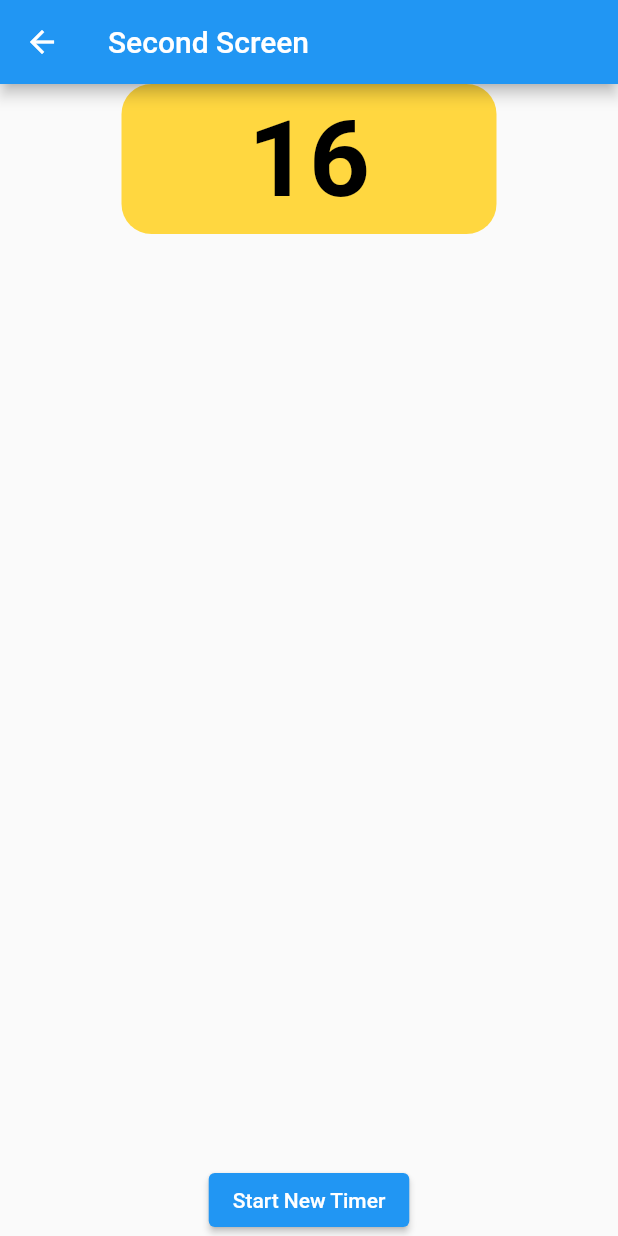
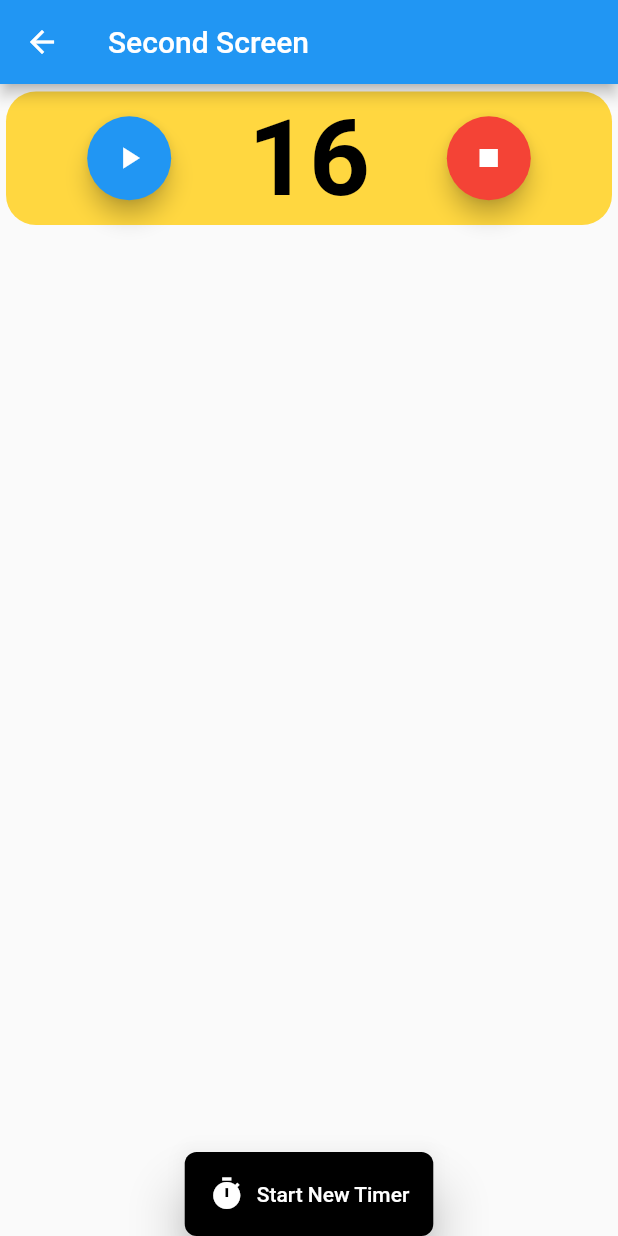
Before and after one commit to ernestocarocca/count_down, a Flutter app: the screen it shows after launch, after a tap on "Go to Second Screen", on a phone screen of 412 x 824 dp. Run offline on Flutter 3.47's test engine with Material 2 defaults, Android fonts, the phone set to English and light mode, and no system bars; our stand-ins replace flutter_animate, flutter_countdown_timer.

Commit message:
added timer on and stop button

```diff
--- a/lib/screen/first_screen.dart
+++ b/lib/screen/first_screen.dart
@@ -1,5 +1,3 @@
-import 'dart:async';
-
 import 'package:flutter/material.dart';
 import 'package:flutter_animate/flutter_animate.dart';
 import 'second_screen.dart'; // Importera andra skärmen
--- a/lib/screen/second_screen.dart
+++ b/lib/screen/second_screen.dart
@@ -2,16 +2,17 @@ import 'dart:async';
 
 import 'dart:math';
 
-import 'package:count_down/count_downtimer.dart';
 import 'package:flutter/material.dart';
 
 class SecondScreen extends StatefulWidget {
+  const SecondScreen({super.key});
+
   @override
   _SecondScreenState createState() => _SecondScreenState();
 }
 
 class _SecondScreenState extends State<SecondScreen> {
-  Duration countdownDuration = Duration();
+  Duration countdownDuration = const Duration();
 
   List<Duration> durations = [];
   Timer? timer;
@@ -30,7 +31,7 @@ class _SecondScreenState extends State<SecondScreen> {
 
   void random() {
     // Random random = Random();
-    int randomNumber = random1(5, 21); //random.nextInt(16) + 5;
+    int randomNumber = random1(5, 21);
     countdownDuration = Duration(seconds: randomNumber);
   }
 
@@ -55,11 +56,11 @@ class _SecondScreenState extends State<SecondScreen> {
     timer = Timer.periodic(Duration(seconds: 1), (_) => addTime());
   }
 
-  /*@override
+  @override
   void dispose() {
     timer?.cancel();
     super.dispose();
-  }*/
+  }
 
   @override
   Widget build(BuildContext context) => Scaffold(
@@ -69,18 +70,39 @@ class _SecondScreenState extends State<SecondScreen> {
         body: Center(
           child: Column(
             mainAxisAlignment: MainAxisAlignment.center,
+            // crossAxisAlignment: CrossAxisAlignment.stretch,
             children: [
               Expanded(
                 child: BuildTime(),
               ),
-              ElevatedButton(
+              ElevatedButton.icon(
                 onPressed: () {
                   setState(() {
                     random();
-                    durations.add(countdownDuration); // Lägg till ny tid
+                    durations.add(countdownDuration);
+
+                    // Lägg till ny tid
                   });
                 },
-                child: Text('Start New Timer'),
+                style: ButtonStyle(
+                  padding: MaterialStateProperty.all<EdgeInsets>(
+                    const EdgeInsets.all(16.0),
+                    // Ange önskad utfyllnad runt texten
+                  ),
+                  elevation: MaterialStateProperty.all<double>(15.0),
+                  shadowColor: MaterialStateProperty.all<Color>(
+                      Colors.grey), // Ange önskad skuggfärg
+                  shape: MaterialStateProperty.all<RoundedRectangleBorder>(
+                    RoundedRectangleBorder(
+                        borderRadius: BorderRadius.circular(8.0)),
+                  ),
+
+                  backgroundColor: MaterialStateProperty.all<Color>(
+                    Colors.black,
+                  ), // Ange önskad färg
+                ),
+                icon: const Icon(Icons.timer), label: Text('Start New Timer'),
+                //   child: Text('Start New Timer'),
               ),
             ],
           ),
@@ -114,9 +136,10 @@ class _SecondScreenState extends State<SecondScreen> {
       Row(
         mainAxisAlignment: MainAxisAlignment.center,
         children: [
-          Container(
-            width: 250,
-            height: 100,
+          Expanded(
+            child: Container(
+              margin: EdgeInsets.only(right: 4, left: 4, top: 5),
+              padding: const EdgeInsets.all(3.0),
               decoration: BoxDecoration(
                 color: Colors.amberAccent,
                 borderRadius: BorderRadius.circular(20),
@@ -124,6 +147,14 @@ class _SecondScreenState extends State<SecondScreen> {
               child: Row(
                 mainAxisAlignment: MainAxisAlignment.spaceEvenly,
                 children: [
+                  FloatingActionButton(
+                    onPressed: () {
+                      // Kod för att utföra handlingen när knappen trycks
+                      // t.ex. navigering, lägg till ett objekt, visa en dialog, etc.
+                    },
+
+                    child: Icon(Icons.play_arrow), // Ikon som visas på knappen
+                  ),
                   Text(
                     time2,
                     style: const TextStyle(
@@ -132,7 +163,17 @@ class _SecondScreenState extends State<SecondScreen> {
                       fontSize: 71,
                     ),
                   ),
+                  FloatingActionButton(
+                    onPressed: () {
+                      // Kod för att utföra handlingen när knappen trycks
+                      // t.ex. navigering, lägg till ett objekt, visa en dialog, etc.
+                    },
+                    tooltip: 'Lägg till',
+                    child: Icon(Icons.stop), // Ikon som visas på knappen
+                    backgroundColor: Colors.red,
+                  ),
                 ],
+              ),
             ),
           ),
         ],
```
Lines whose indentation alone changed are shown as unchanged.
